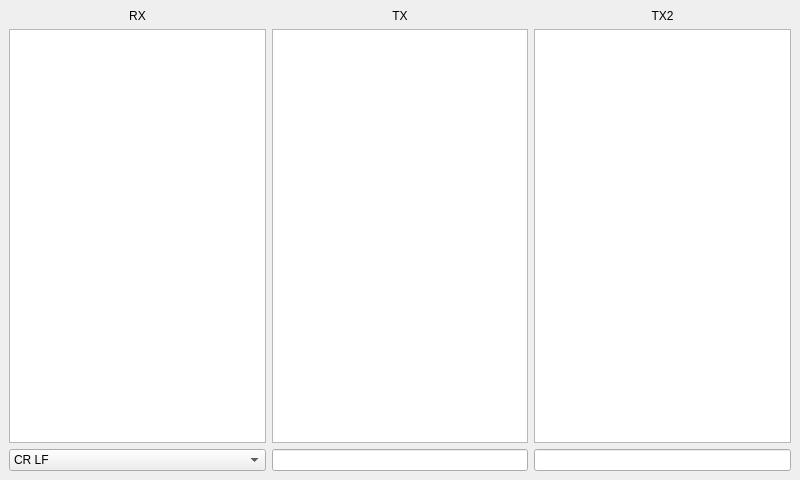
The window that desktop/mainwindow.ui (prusnak/audioport) describes before a commit, drawn with Qt 5.
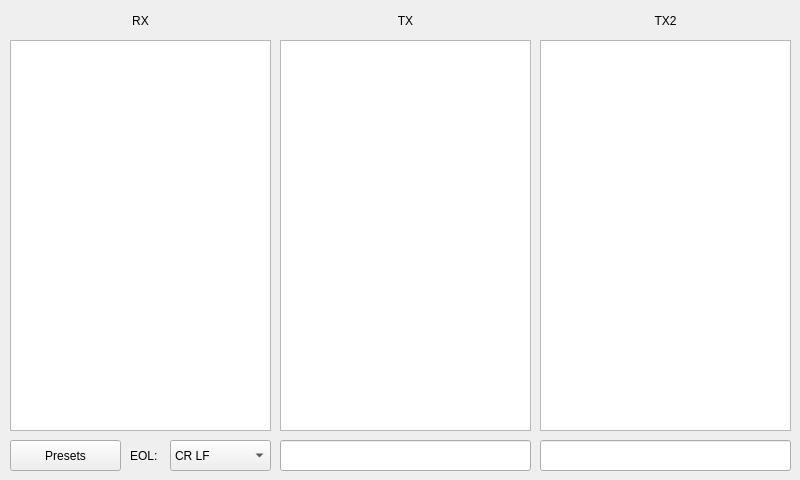
The same window after the commit.

Commit message: implement presets system

```diff
--- a/desktop/mainwindow.ui
+++ b/desktop/mainwindow.ui
@@ -14,9 +14,25 @@
    <string>Audio RS-232</string>
   </property>
   <widget class="QWidget" name="centralwidget">
-   <layout class="QGridLayout" name="gridLayout">
-    <item row="0" column="0">
+   <widget class="QListWidget" name="listTX">
+    <property name="geometry">
+     <rect>
+      <x>280</x>
+      <y>40</y>
+      <width>251</width>
+      <height>391</height>
+     </rect>
+    </property>
+   </widget>
      <widget class="QLabel" name="labelRX">
+    <property name="geometry">
+     <rect>
+      <x>10</x>
+      <y>10</y>
+      <width>261</width>
+      <height>21</height>
+     </rect>
+    </property>
       <property name="text">
        <string>RX</string>
       </property>
@@ -24,9 +40,15 @@
        <set>Qt::AlignCenter</set>
       </property>
      </widget>
-    </item>
-    <item row="0" column="1">
      <widget class="QLabel" name="TX">
+    <property name="geometry">
+     <rect>
+      <x>280</x>
+      <y>10</y>
+      <width>251</width>
+      <height>21</height>
+     </rect>
+    </property>
       <property name="text">
        <string>TX</string>
       </property>
@@ -34,28 +56,35 @@
        <set>Qt::AlignCenter</set>
       </property>
      </widget>
-    </item>
-    <item row="0" column="2">
-     <widget class="QLabel" name="labelTX2">
-      <property name="text">
-       <string>TX2</string>
-      </property>
-      <property name="alignment">
-       <set>Qt::AlignCenter</set>
-      </property>
-     </widget>
-    </item>
-    <item row="1" column="0">
-     <widget class="QListWidget" name="listRX"/>
-    </item>
-    <item row="1" column="1">
-     <widget class="QListWidget" name="listTX"/>
-    </item>
-    <item row="1" column="2">
-     <widget class="QListWidget" name="listTX2"/>
-    </item>
-    <item row="2" column="0">
+   <widget class="QLineEdit" name="editTX">
+    <property name="geometry">
+     <rect>
+      <x>280</x>
+      <y>440</y>
+      <width>251</width>
+      <height>31</height>
+     </rect>
+    </property>
+   </widget>
+   <widget class="QListWidget" name="listRX">
+    <property name="geometry">
+     <rect>
+      <x>10</x>
+      <y>40</y>
+      <width>261</width>
+      <height>391</height>
+     </rect>
+    </property>
+   </widget>
      <widget class="QComboBox" name="comboEOL">
+    <property name="geometry">
+     <rect>
+      <x>170</x>
+      <y>440</y>
+      <width>101</width>
+      <height>31</height>
+     </rect>
+    </property>
       <property name="currentIndex">
        <number>2</number>
       </property>
@@ -80,14 +109,71 @@
        </property>
       </item>
      </widget>
-    </item>
-    <item row="2" column="1">
-     <widget class="QLineEdit" name="editTX"/>
-    </item>
-    <item row="2" column="2">
-     <widget class="QLineEdit" name="editTX2"/>
-    </item>
-   </layout>
+   <widget class="QLineEdit" name="editTX2">
+    <property name="geometry">
+     <rect>
+      <x>540</x>
+      <y>440</y>
+      <width>251</width>
+      <height>31</height>
+     </rect>
+    </property>
+   </widget>
+   <widget class="QLabel" name="labelTX2">
+    <property name="geometry">
+     <rect>
+      <x>540</x>
+      <y>10</y>
+      <width>251</width>
+      <height>21</height>
+     </rect>
+    </property>
+    <property name="text">
+     <string>TX2</string>
+    </property>
+    <property name="alignment">
+     <set>Qt::AlignCenter</set>
+    </property>
+   </widget>
+   <widget class="QListWidget" name="listTX2">
+    <property name="geometry">
+     <rect>
+      <x>540</x>
+      <y>40</y>
+      <width>251</width>
+      <height>391</height>
+     </rect>
+    </property>
+   </widget>
+   <widget class="QLabel" name="labelEOL">
+    <property name="geometry">
+     <rect>
+      <x>130</x>
+      <y>440</y>
+      <width>31</width>
+      <height>31</height>
+     </rect>
+    </property>
+    <property name="text">
+     <string>EOL:</string>
+    </property>
+   </widget>
+   <widget class="QPushButton" name="pushPresets">
+    <property name="geometry">
+     <rect>
+      <x>10</x>
+      <y>440</y>
+      <width>111</width>
+      <height>31</height>
+     </rect>
+    </property>
+    <property name="text">
+     <string>Presets</string>
+    </property>
+    <property name="checkable">
+     <bool>true</bool>
+    </property>
+   </widget>
   </widget>
  </widget>
  <resources/>
```
Lines whose indentation alone changed are shown as unchanged. The commit also changes 6 other files.
